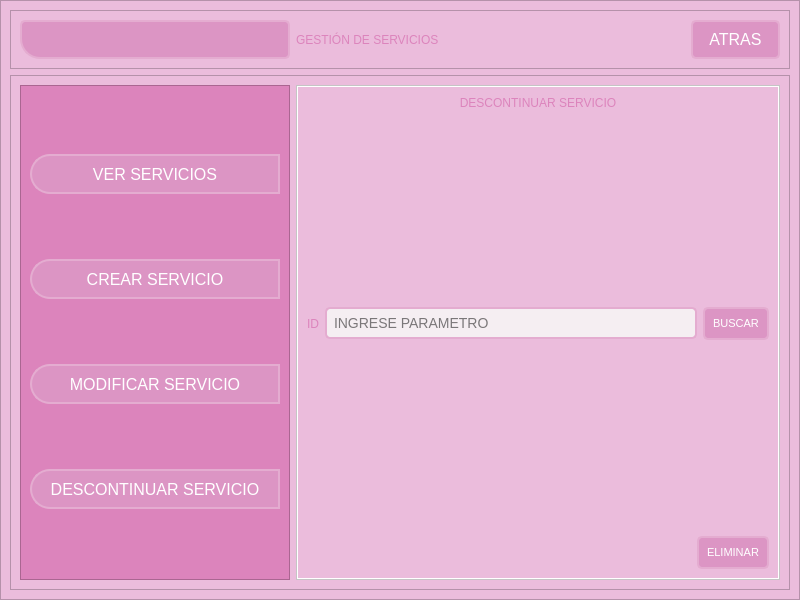
First picture: the form in GUI/sub_ventanas/ui/GestionServicios.ui, repository C-Sebastian-M/GLAM_MAKEUP_STORE, before the edit.
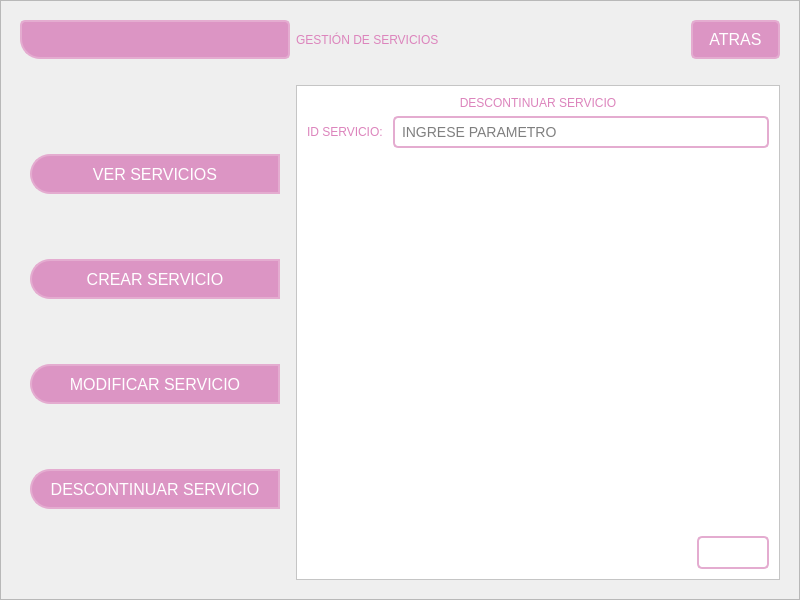
Second picture: the form after the edit. The open tabs and pages were chosen to show the change. Icons and pictures are not drawn.

Commit message: cambios a gestion servicios ui

```diff
--- a/GUI/sub_ventanas/ui/GestionServicios.ui
+++ b/GUI/sub_ventanas/ui/GestionServicios.ui
@@ -33,7 +33,7 @@
     <item>
      <widget class="QFrame" name="frame">
       <property name="styleSheet">
-       <string notr="true">background-color: rgb(235, 188, 220);</string>
+       <string notr="true">/*background-color: rgb(235, 188, 220);</string>
       </property>
       <property name="frameShape">
        <enum>QFrame::StyledPanel</enum>
@@ -58,7 +58,9 @@
          </property>
          <property name="styleSheet">
           <string notr="true">QFrame{
-background-color: rgb(235, 188, 220);
+/*background-color: rgb(235, 188, 220);*/
+background-color: transparent;
+
 }
 
 QPushButton {
@@ -151,6 +153,9 @@
           </item>
           <item>
            <widget class="QLabel" name="label_5">
+            <property name="styleSheet">
+             <string notr="true">background-color: transparent;</string>
+            </property>
             <property name="text">
              <string>GESTIÓN DE SERVICIOS</string>
             </property>
@@ -197,6 +202,9 @@
            <height>0</height>
           </size>
          </property>
+         <property name="styleSheet">
+          <string notr="true">background-color: transparent</string>
+         </property>
          <property name="frameShape">
           <enum>QFrame::StyledPanel</enum>
          </property>
@@ -220,7 +228,7 @@
             </property>
             <property name="styleSheet">
              <string notr="true">QFrame{
-background-color: rgb(220, 132, 188);
+background-color:transparent;
 }
 
 QPushButton {
@@ -463,6 +471,9 @@
              </property>
              <item>
               <widget class="QStackedWidget" name="stackedWidget">
+               <property name="styleSheet">
+                <string notr="true">background-color: transparent;</string>
+               </property>
                <property name="currentIndex">
                 <number>2</number>
                </property>
@@ -955,25 +966,12 @@
                    </property>
                   </widget>
                  </item>
-                 <item>
-                  <spacer name="verticalSpacer_6">
-                   <property name="orientation">
-                    <enum>Qt::Vertical</enum>
-                   </property>
-                   <property name="sizeHint" stdset="0">
-                    <size>
-                     <width>20</width>
-                     <height>40</height>
-                    </size>
-                   </property>
-                  </spacer>
-                 </item>
                  <item>
                   <layout class="QHBoxLayout" name="horizontalLayout_10">
                    <item>
                     <widget class="QLabel" name="label_18">
                      <property name="text">
-                      <string>ID</string>
+                      <string>ID SERVICIO: </string>
                      </property>
                     </widget>
                    </item>
@@ -984,37 +982,10 @@
                      </property>
                     </widget>
                    </item>
-                   <item>
-                    <widget class="QPushButton" name="pushButton_buscarEliminar">
-                     <property name="text">
-                      <string>BUSCAR</string>
-                     </property>
-                     <property name="icon">
-                      <iconset>
-                       <normaloff>../../recursos/images/account-search-outline.png</normaloff>../../recursos/images/account-search-outline.png</iconset>
-                     </property>
-                     <property name="iconSize">
-                      <size>
-                       <width>38</width>
-                       <height>29</height>
-                      </size>
-                     </property>
-                    </widget>
-                   </item>
                   </layout>
                  </item>
                  <item>
-                  <spacer name="verticalSpacer_7">
-                   <property name="orientation">
-                    <enum>Qt::Vertical</enum>
-                   </property>
-                   <property name="sizeHint" stdset="0">
-                    <size>
-                     <width>20</width>
-                     <height>40</height>
-                    </size>
-                   </property>
-                  </spacer>
+                  <widget class="QTableWidget" name="tableWidget"/>
                  </item>
                  <item>
                   <layout class="QHBoxLayout" name="horizontalLayout_11">
```
Left out of the diff: 7 changed lines with no effect on the pictures. The commit also changes 3 other files.
